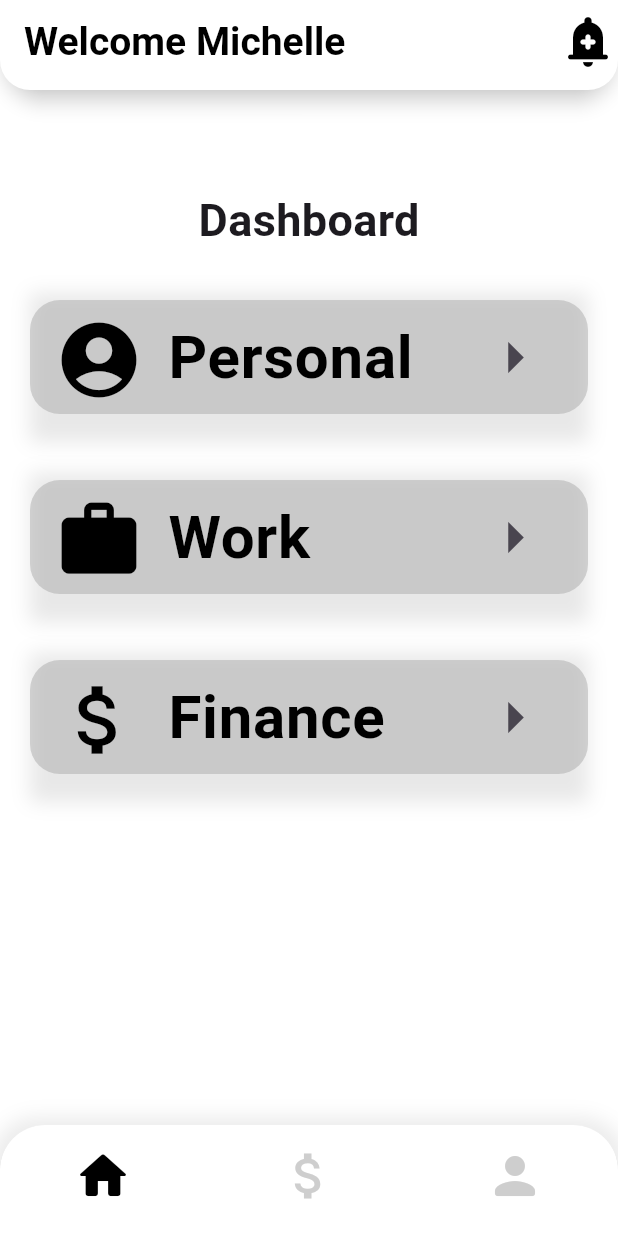
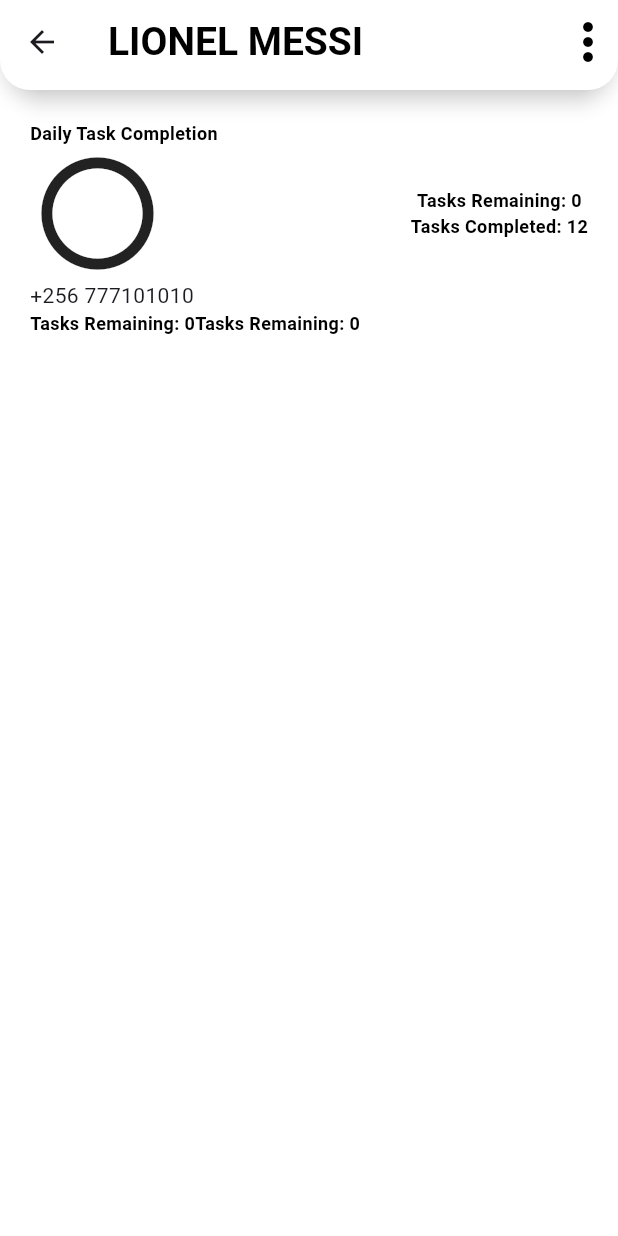
Before and after one commit to JashobeamKayiwa/TaskIT, a Flutter app: the screen it shows after launch, after a tap on "Personal", on a phone screen of 412 x 824 dp. Run offline on Flutter 3.47's test engine with Material 3 defaults, Android fonts, the phone set to English and light mode, and no system bars.

Commit message:
Worker page

```diff
--- a/task_it/lib/constants/colors.dart
+++ b/task_it/lib/constants/colors.dart
@@ -14,3 +14,4 @@ const Color kBlueDark = Color(0xFFC0D3F8);
 
 const Color kGrey = Color(0xFFD6D6D6);
 const Color kBlack = Colors.black;
+const Color kWhite = Colors.white;
--- a/task_it/lib/main.dart
+++ b/task_it/lib/main.dart
@@ -1,5 +1,5 @@
 import 'package:flutter/material.dart';
-import 'package:task_it/screens/home/home.dart';
+import 'package:task_it/screens/manager/home.dart';
 import 'package:flutter/services.dart';
 
 void main() {
--- a/task_it/lib/screens/home/home.dart
+++ /dev/null
@@ -1,126 +0,0 @@
-import 'package:flutter/cupertino.dart';
-import 'package:flutter/material.dart';
-import 'package:flutter/widgets.dart';
-import 'package:task_it/constants/colors.dart';
-import 'package:task_it/widgets/tiles.dart';
-
-class HomePage extends StatelessWidget {
-  @override
-  Widget build(BuildContext context) {
-    return Scaffold(
-      backgroundColor: Colors.white,
-      appBar: PreferredSize(
-        preferredSize: Size.fromHeight(60.0), // Adjust the height as needed
-        child: _buildAppBar(),
-      ),
-      body: Container(
-        padding: EdgeInsets.symmetric(
-          horizontal: 20,
-          vertical: 15,),
-          child: Column(
-            mainAxisAlignment: MainAxisAlignment.spaceEvenly,
-
-            children: [
-              Container(
-                margin: EdgeInsets.only(top: 50, bottom:20),
-                child: Text(
-                  'Dashboard',
-                  style: TextStyle(fontSize: 30, fontWeight: FontWeight.bold),
-                ),
-              ),
-            Expanded(
-              child: ListView(
-                children: [
-                  Tiles(
-                    leadingIcon: Icon(Icons.account_circle_sharp, size: 60, color: kBlack),
-                    titleText: 'Personal',
-                  ),
-                  SizedBox(height: 20), // Adjust the height as needed
-                  Tiles(
-                    leadingIcon: Icon(Icons.work, size: 60, color: kBlack),
-                    titleText: 'Work',
-                  ),
-                  SizedBox(height: 20), // Adjust the height as needed
-                  Tiles(
-                    leadingIcon: Icon(Icons.attach_money, size: 60, color: kBlack),
-                    titleText: 'Finance',
-                  ),
-                ],
-
-              )
-            )
-            ],
-            )
-      ),
-      bottomNavigationBar: _buildBottomNavigationBar(),
-    );
-  }
-}
-
-Widget _buildAppBar() {
-  return Material(
-    elevation: 5,
-    borderRadius: BorderRadius.only(
-      bottomLeft: Radius.circular(30.0),
-      bottomRight: Radius.circular(30.0),
-    ),
-    shadowColor: Colors.grey.withOpacity(0.5),
-    child: ClipRRect(
-      borderRadius: BorderRadius.only(
-        bottomLeft: Radius.circular(20.0),
-        bottomRight: Radius.circular(20.0),
-      ),
-      child: AppBar(
-        backgroundColor: Colors.white,
-        elevation: 0,
-        title: Row(
-          children: [
-            Text('Welcome Michelle',
-                style: TextStyle(
-                  color: Colors.black,
-                  fontSize: 26,
-                  fontWeight: FontWeight.bold,
-                )),
-          ],
-        ),
-        actions: [Icon(Icons.add_alert_rounded, color: Colors.black, size: 40)],
-      ),
-    ),
-  );
-}
-
-Widget _buildBottomNavigationBar(){
-  return Container(
-    decoration:BoxDecoration(
-      borderRadius:BorderRadius.only(
-        topLeft:Radius.circular(30),
-        topRight:Radius.circular(30), ),
-
-        boxShadow: [
-          BoxShadow(
-            color:Colors.grey.withOpacity(0.2),
-            spreadRadius:5,
-            blurRadius: 10,
-          )
-        ]
-    ),
-    child:ClipRRect(
-        borderRadius:BorderRadius.only(
-          topLeft:Radius.circular(30),
-          topRight: Radius.circular(30),
-        ),
-        child:BottomNavigationBar(
-          backgroundColor: Colors.white,
-          showSelectedLabels: false,
-          showUnselectedLabels: false,
-          selectedItemColor: kBlack,
-          unselectedItemColor: Colors.grey.withOpacity(0.5),
-          items: [
-            BottomNavigationBarItem(label:'Home', icon: Icon(Icons.home_rounded, size: 40)),
-            BottomNavigationBarItem(label:'Finances', icon: Icon(Icons.attach_money_outlined, size: 40)),
-            BottomNavigationBarItem(label:'Person', icon: Icon(Icons.person_rounded, size: 40)),
-          ],)
-
-      )
-  );
-}
--- /dev/null
+++ b/task_it/lib/screens/manager/home.dart
@@ -0,0 +1,145 @@
+import 'package:flutter/cupertino.dart';
+import 'package:flutter/material.dart';
+import 'package:flutter/widgets.dart';
+import 'package:task_it/constants/colors.dart';
+import 'package:task_it/screens/manager/worker_tile.dart';
+import 'package:task_it/widgets/tiles.dart';
+
+class HomePage extends StatelessWidget {
+  @override
+  Widget build(BuildContext context) {
+    return Scaffold(
+      backgroundColor: Colors.white,
+      appBar: PreferredSize(
+        preferredSize: Size.fromHeight(60.0),
+        child: _buildAppBar(),
+      ),
+      body: Container(
+          padding: EdgeInsets.symmetric(
+            horizontal: 20,
+            vertical: 15,
+          ),
+          child: Column(
+            mainAxisAlignment: MainAxisAlignment.spaceEvenly,
+            children: [
+              Container(
+                margin: EdgeInsets.only(top: 50, bottom: 20),
+                child: Text(
+                  'Dashboard',
+                  style: TextStyle(fontSize: 30, fontWeight: FontWeight.bold),
+                ),
+              ),
+              Expanded(
+                  child: ListView(
+                children: [
+                  Tiles(
+                    leadingIcon: Icon(Icons.account_circle_sharp,
+                        size: 60, color: kBlack),
+                    titleText: 'Personal',
+                    onTap: () {
+                      Navigator.push(
+                          context,
+                          MaterialPageRoute(
+                              builder: (context) => WorkerTile()));
+                    },
+                  ),
+                  SizedBox(height: 20),
+                  Tiles(
+                    leadingIcon: Icon(Icons.work, size: 60, color: kBlack),
+                    titleText: 'Work',
+                    onTap: () {
+                      Navigator.push(
+                          context,
+                          MaterialPageRoute(
+                              builder: (context) => WorkerTile()));
+                    },
+                  ),
+                  SizedBox(height: 20),
+                  Tiles(
+                    leadingIcon:
+                        Icon(Icons.attach_money, size: 60, color: kBlack),
+                    titleText: 'Finance',
+                    onTap: () {
+                      Navigator.push(
+                          context,
+                          MaterialPageRoute(
+                              builder: (context) => WorkerTile()));
+                    },
+                  ),
+                ],
+              ))
+            ],
+          )),
+      bottomNavigationBar: _buildBottomNavigationBar(),
+    );
+  }
+}
+
+Widget _buildAppBar() {
+  return Material(
+    elevation: 5,
+    borderRadius: BorderRadius.only(
+      bottomLeft: Radius.circular(30.0),
+      bottomRight: Radius.circular(30.0),
+    ),
+    shadowColor: Colors.grey.withOpacity(0.5),
+    child: ClipRRect(
+      borderRadius: BorderRadius.only(
+        bottomLeft: Radius.circular(20.0),
+        bottomRight: Radius.circular(20.0),
+      ),
+      child: AppBar(
+        backgroundColor: Colors.white,
+        elevation: 0,
+        title: Row(
+          children: [
+            Text('Welcome Michelle',
+                style: TextStyle(
+                  color: Colors.black,
+                  fontSize: 26,
+                  fontWeight: FontWeight.bold,
+                )),
+          ],
+        ),
+        actions: [Icon(Icons.add_alert_rounded, color: Colors.black, size: 40)],
+      ),
+    ),
+  );
+}
+
+Widget _buildBottomNavigationBar() {
+  return Container(
+      decoration: BoxDecoration(
+          borderRadius: BorderRadius.only(
+            topLeft: Radius.circular(30),
+            topRight: Radius.circular(30),
+          ),
+          boxShadow: [
+            BoxShadow(
+              color: Colors.grey.withOpacity(0.2),
+              spreadRadius: 5,
+              blurRadius: 10,
+            )
+          ]),
+      child: ClipRRect(
+          borderRadius: BorderRadius.only(
+            topLeft: Radius.circular(30),
+            topRight: Radius.circular(30),
+          ),
+          child: BottomNavigationBar(
+            backgroundColor: Colors.white,
+            showSelectedLabels: false,
+            showUnselectedLabels: false,
+            selectedItemColor: kBlack,
+            unselectedItemColor: Colors.grey.withOpacity(0.5),
+            items: [
+              BottomNavigationBarItem(
+                  label: 'Home', icon: Icon(Icons.home_rounded, size: 40)),
+              BottomNavigationBarItem(
+                  label: 'Finances',
+                  icon: Icon(Icons.attach_money_outlined, size: 40)),
+              BottomNavigationBarItem(
+                  label: 'Person', icon: Icon(Icons.person_rounded, size: 40)),
+            ],
+          )));
+}
--- /dev/null
+++ b/task_it/lib/screens/manager/worker_tile.dart
@@ -0,0 +1,163 @@
+import 'package:flutter/material.dart';
+import 'package:task_it/constants/colors.dart';
+
+class WorkerTile extends StatelessWidget {
+  @override
+  Widget build(BuildContext context) {
+    return Scaffold(
+      backgroundColor: kWhite,
+      appBar: PreferredSize(
+        preferredSize: Size.fromHeight(60.0),
+        child: _buildAppBar(),
+      ),
+      body: Container(
+          padding: EdgeInsets.all(20.0),
+          child: const Column(
+            children: [
+              Row(
+                children: [Text('Daily Task Completion', style: TextStyle(
+                       fontSize: 12.0,
+                       fontWeight: FontWeight.bold,
+                       color: kBlack,
+                     ),)],
+              ),
+               Row(
+                mainAxisAlignment: MainAxisAlignment.spaceBetween,
+                children: [
+                 Column(children: [
+                 Icon(Icons.circle_outlined, size: 90),
+                ],),
+                Column(children: [
+                  Text(
+                    'Tasks Remaining: 0',
+                    style: TextStyle(
+                       fontSize: 12.0,
+                       fontWeight: FontWeight.bold,
+                       color: kBlack,
+                     ),
+                   ),
+                   Text(
+                     'Tasks Completed: 12',
+                     style: TextStyle(
+                       fontSize: 12.0,
+                       fontWeight: FontWeight.bold,
+                       color: kBlack,
+                     ),
+                   ),
+                ],)
+              ],),
+              Row(children: [
+                Text('+256 777101010')
+              ],),
+              Row(children: [
+                Text(
+                    'Tasks Remaining: 0',
+                    style: TextStyle(
+                       fontSize: 12.0,
+                       fontWeight: FontWeight.bold,
+                       color: kBlack,
+                     ),
+                   ),
+                Text(
+                    'Tasks Remaining: 0',
+                    style: TextStyle(
+                       fontSize: 12.0,
+                       fontWeight: FontWeight.bold,
+                       color: kBlack,
+                     ),
+                   ),
+              ],)
+            ],
+          )),
+    );
+  }
+
+  Widget _buildAppBar() {
+    return Material(
+      elevation: 5,
+      borderRadius: BorderRadius.only(
+        bottomLeft: Radius.circular(30.0),
+        bottomRight: Radius.circular(30.0),
+      ),
+      shadowColor: Colors.grey.withOpacity(0.5),
+      child: ClipRRect(
+        borderRadius: BorderRadius.only(
+          bottomLeft: Radius.circular(20.0),
+          bottomRight: Radius.circular(20.0),
+        ),
+        child: AppBar(
+          backgroundColor: Colors.white,
+          elevation: 0,
+          title: Row(
+            children: [
+              Text(
+                'LIONEL MESSI',
+                style: TextStyle(
+                  color: Colors.black,
+                  fontSize: 26,
+                  fontWeight: FontWeight.bold,
+                ),
+              ),
+            ],
+          ),
+          actions: [
+            Icon(Icons.more_vert, color: Colors.black, size: 40),
+          ],
+        ),
+      ),
+    );
+  }
+}
+
+
+//child: Row(
+        //   crossAxisAlignment: CrossAxisAlignment.start,
+        //   children: [
+        //     Column(
+        //       crossAxisAlignment: CrossAxisAlignment.center,
+        //       children: [
+        //         Icon(Icons.circle_outlined, size: 90),
+        //       ],
+        //     ),
+        //     SizedBox(width: 20),
+        //     Expanded(
+        //       child: Column(
+        //         crossAxisAlignment: CrossAxisAlignment.start,
+        //         children: [
+        //           Text(
+        //             'Daily Task Completion',
+        //             style: TextStyle(
+        //               fontSize: 20.0,
+        //               fontWeight: FontWeight.bold,
+        //             ),
+        //           ),
+        //           SizedBox(height: 10),
+        //           Text(
+        //             'Tasks Remaining: 0',
+        //             style: TextStyle(
+        //               fontSize: 12.0,
+        //               fontWeight: FontWeight.w100,
+        //               color: kBlack,
+        //             ),
+        //           ),
+        //           Text(
+        //             'Tasks Completed: 12',
+        //             style: TextStyle(
+        //               fontSize: 12.0,
+        //               fontWeight: FontWeight.w100,
+        //               color: kBlack,
+        //             ),
+        //           ),
+        //         ],
+        //       ),
+        //     ),
+        //     Container(
+        //       Row(children: [
+        //         Text('+256 777101010',
+        //       style: TextStyle(
+        //         fontSize: 10.0
+        //       ),)
+        //       ],)
+        //     )
+        //   ],
+        // ),
--- a/task_it/lib/widgets/tiles.dart
+++ b/task_it/lib/widgets/tiles.dart
@@ -4,8 +4,9 @@ import 'package:task_it/constants/colors.dart';
 class Tiles extends StatelessWidget {
   final Icon leadingIcon;
   final String titleText;
+  final VoidCallback onTap;
 
-  Tiles({required this.leadingIcon, required this.titleText});
+  Tiles({required this.leadingIcon, required this.titleText, required this.onTap});
 
   @override
   Widget build(BuildContext context) {
@@ -21,7 +22,7 @@ class Tiles extends StatelessWidget {
         ]),
         child: Center(
             child: ListTile(
-          onTap: () {},
+          onTap:onTap,
           shape:
               RoundedRectangleBorder(borderRadius: BorderRadius.circular(20)),
           tileColor: kGrey,
```
